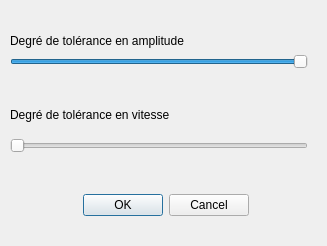
This is view/configanalyse.ui in nicoctopus/octopus as Qt 5 draws it before an edit. The edited form follows.
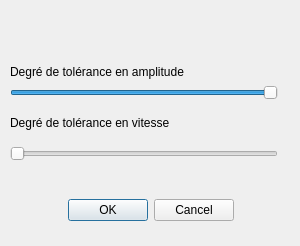
This is the edited form.

```diff
--- a/view/configanalyse.ui
+++ b/view/configanalyse.ui
@@ -6,10 +6,28 @@
    <rect>
     <x>0</x>
     <y>0</y>
-    <width>327</width>
+    <width>300</width>
     <height>246</height>
    </rect>
   </property>
+  <property name="sizePolicy">
+   <sizepolicy hsizetype="Fixed" vsizetype="Fixed">
+    <horstretch>0</horstretch>
+    <verstretch>0</verstretch>
+   </sizepolicy>
+  </property>
+  <property name="minimumSize">
+   <size>
+    <width>300</width>
+    <height>246</height>
+   </size>
+  </property>
+  <property name="maximumSize">
+   <size>
+    <width>300</width>
+    <height>246</height>
+   </size>
+  </property>
   <property name="windowTitle">
    <string>Configuration de l'analyse</string>
   </property>
@@ -17,14 +35,17 @@
    <property name="geometry">
     <rect>
      <x>10</x>
-     <y>10</y>
-     <width>311</width>
-     <height>177</height>
+     <y>0</y>
+     <width>281</width>
+     <height>171</height>
     </rect>
    </property>
    <layout class="QVBoxLayout" name="verticalLayout">
+    <property name="sizeConstraint">
+     <enum>QLayout::SetDefaultConstraint</enum>
+    </property>
     <item>
-     <spacer name="verticalSpacer_3">
+     <spacer name="verticalSpacer">
       <property name="orientation">
        <enum>Qt::Vertical</enum>
       </property>
@@ -79,19 +100,6 @@
       </item>
      </layout>
     </item>
-    <item>
-     <spacer name="verticalSpacer">
-      <property name="orientation">
-       <enum>Qt::Vertical</enum>
-      </property>
-      <property name="sizeHint" stdset="0">
-       <size>
-        <width>20</width>
-        <height>40</height>
-       </size>
-      </property>
-     </spacer>
-    </item>
     <item>
      <layout class="QHBoxLayout" name="horizontalLayout_2">
       <property name="bottomMargin">
@@ -133,31 +141,21 @@
       </item>
      </layout>
     </item>
-    <item>
-     <spacer name="verticalSpacer_2">
-      <property name="orientation">
-       <enum>Qt::Vertical</enum>
-      </property>
-      <property name="sizeHint" stdset="0">
-       <size>
-        <width>20</width>
-        <height>40</height>
-       </size>
-      </property>
-     </spacer>
-    </item>
    </layout>
   </widget>
   <widget class="QWidget" name="horizontalLayoutWidget">
    <property name="geometry">
     <rect>
-     <x>10</x>
-     <y>180</y>
-     <width>311</width>
-     <height>51</height>
+     <x>0</x>
+     <y>190</y>
+     <width>301</width>
+     <height>41</height>
     </rect>
    </property>
    <layout class="QHBoxLayout" name="horizontalLayout">
+    <property name="sizeConstraint">
+     <enum>QLayout::SetDefaultConstraint</enum>
+    </property>
     <item>
      <spacer name="horizontalSpacer_5">
       <property name="orientation">
```
Left out of the diff: 3 changed lines with no effect on the pictures.
